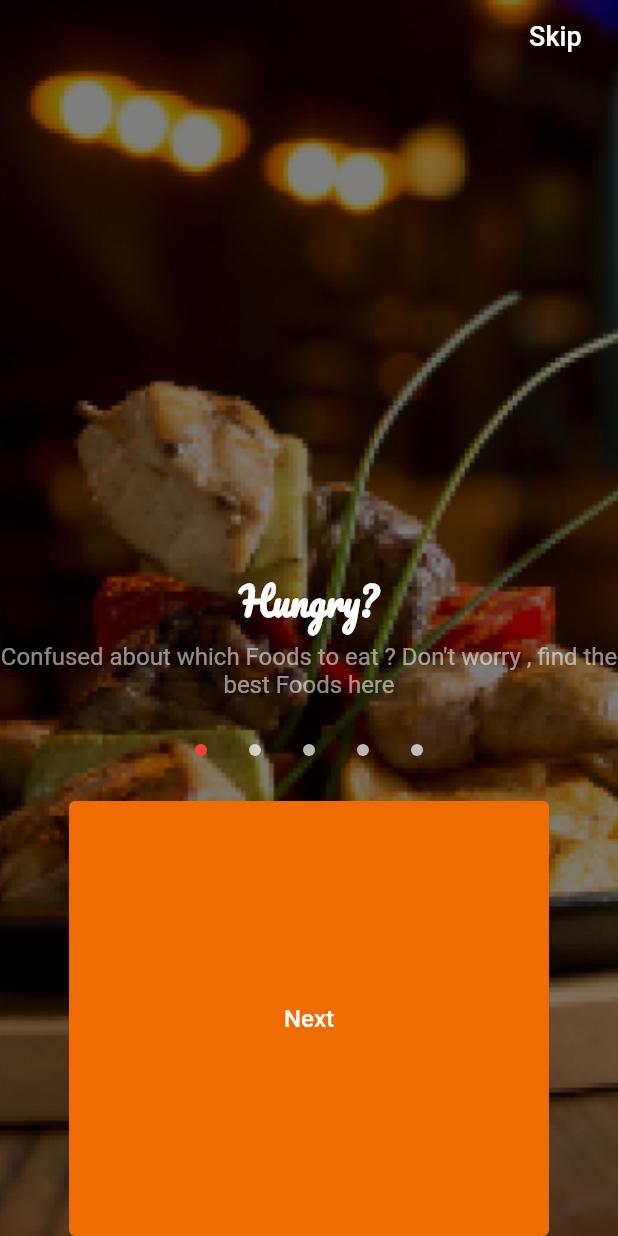
After one commit to Cankarnama/Emrys-Login-Screens, a Flutter app: the screen it shows after launch, on a phone screen of 412 x 824 dp. The commit adds this screen. Run offline on Flutter 3.47's test engine with Material 2 defaults, Android fonts, the phone set to English and light mode, and no system bars; our stand-ins replace country_code_picker; missing offline and left inert: flag.

Commit message:
Changed the  home class to Loginscreen1 and put it in a new dart file

```diff
--- /dev/null
+++ b/proji_1/lib/LoginScreen_1.dart
@@ -0,0 +1,199 @@
+
+import 'package:flutter/material.dart';
+import 'LoginScreen_2.dart';
+import'Register01.dart';
+import 'LoginScreen_1.dart';
+
+class LoginScreen_1 extends StatelessWidget {
+  @override
+  Widget build(BuildContext context) {
+    return
+
+      Scaffold(
+        body: SafeArea(
+          child:
+          Container(
+              decoration:  BoxDecoration(
+                /*gradient: LinearGradient(
+                begin: FractionalOffset.topCenter,
+                end: FractionalOffset.bottomCenter,
+                colors: [
+                  Colors.black.withOpacity(0.0),
+                  Colors.black.withOpacity(0.5),
+                ],
+              ),
+              boxShadow:[BoxShadow(
+                  color:Colors.black,
+                     offset: Offset(5.0, 5.0,),
+                    blurRadius: 10.0,
+                  spreadRadius: .0}
+              ),],
+            */
+                image: DecorationImage(
+
+                  image: AssetImage('images/dish1.png'),
+                  fit: BoxFit.fitWidth,
+                  colorFilter:
+                  ColorFilter.mode(
+                      Colors.black.withOpacity(0.5),
+                      BlendMode.darken),
+
+
+
+
+
+                ),
+
+              ),
+
+              child: Column(
+                //  mainAxisAlignment: MainAxisAlignment.spaceBetween,
+                  children: <Widget>[
+
+                    Row(
+                        mainAxisAlignment: MainAxisAlignment. end,
+                        children:<Widget>[  FlatButton(
+
+                          child: const Text(
+
+                            " Skip",
+
+                            style: TextStyle(
+                                fontSize: 18,
+
+                                color: Colors.white
+
+                            ),
+
+                          ),
+
+                          onPressed:(){ Navigator.push(context, MaterialPageRoute(
+                              builder: (context) => Register01()));},
+
+                        ),
+                        ]),
+
+                    Container(
+                      margin: EdgeInsets.only(top:330.0,bottom:6.0 ),
+                      child: const Text('Hungry?',
+                        style: TextStyle(
+                          color: Colors.white,
+                          fontWeight: FontWeight.bold,
+                          fontSize: 25.00,
+                          fontFamily: 'Pacifico',
+
+                        ),
+
+                      ),
+                    ),
+                    const Text('Confused about which Foods to eat ?'
+                        ' Don\'t worry , find the best Foods here ',
+                      textAlign: TextAlign.center,
+                      style: TextStyle(
+                        color: Colors.white54,
+
+
+                        fontSize: 16.00,
+
+                      ),),
+
+                    Container(
+
+                      margin: EdgeInsets.symmetric(vertical:30.0,horizontal: 10 ),
+                      child: Padding(
+                        padding: const EdgeInsets.only(left: 120,right:120),
+                        child: Row(
+                            mainAxisAlignment: MainAxisAlignment.spaceBetween,
+                            children:<Widget>[
+                              Container(
+                                height: 8,
+                                width: 8,
+                                decoration: new BoxDecoration(
+                                  color: Colors.red,
+                                  shape: BoxShape.circle,
+
+                                ),
+                              ),
+                              Container(
+                                height: 8,
+                                width: 8,
+                                decoration: new BoxDecoration(
+                                  color: Colors.white70,
+                                  shape: BoxShape.circle,
+
+
+                                ),
+                              ),
+                              Container(
+                                height: 8,
+                                width: 8,
+                                decoration: new BoxDecoration(
+                                  color: Colors.white70,
+                                  shape: BoxShape.circle,
+
+
+                                ),
+                              ),
+                              Container(
+                                height: 8,
+                                width: 8,
+                                decoration: new BoxDecoration(
+                                  color: Colors.white70,
+                                  shape: BoxShape.circle,
+
+
+                                ),
+                              ),
+                              Container(
+                                height: 8,
+                                width: 8,
+                                decoration: new BoxDecoration(
+                                  color: Colors.white70,
+                                  shape: BoxShape.circle,
+
+
+                                ),
+                              ),
+
+                            ]
+                        ),
+                      ),
+                    ),
+                    Expanded(
+
+                      child: Container(
+                        decoration: BoxDecoration(
+                          borderRadius: BorderRadius.all(Radius.circular(50)),
+                        ),
+                        width: 320 ,
+                        child: FlatButton(
+                          color: Colors.orange[800],
+                          shape: RoundedRectangleBorder(
+                              borderRadius: BorderRadius.circular(4)),
+
+                          child: const Text(
+                            'Next',
+                            style: TextStyle(
+
+                              color: Colors.white,
+                              fontSize: 16,
+                            ),
+
+                          ),
+                          //  minWidth:
+                          onPressed: (){
+                            Navigator.push(context, MaterialPageRoute(builder: (context) => LoginScreen_2()));
+
+                          },
+
+                        ),
+
+                      ),
+                    ),
+                  ])
+          ),
+        ),
+
+      );
+  }
+}
```
Also changed, not shown: proji_1/lib/OTP.dart (+24 -17 lines), proji_1/lib/Register01.dart (+22 -0 lines), proji_1/lib/main.dart (+2 -195 lines).
